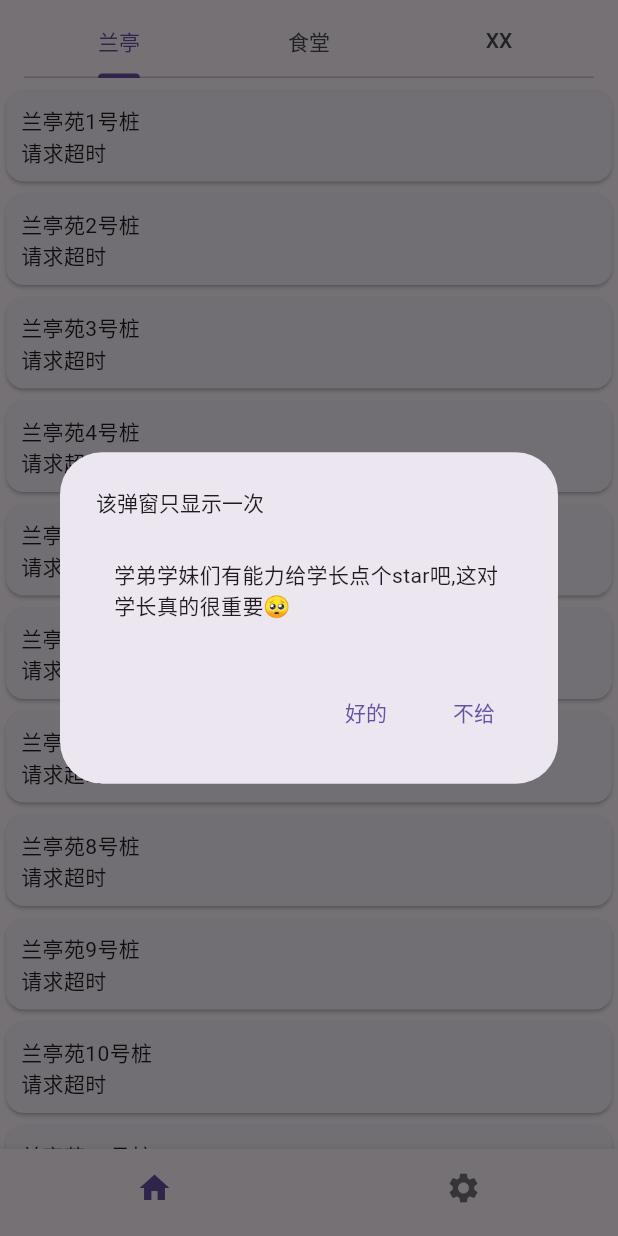
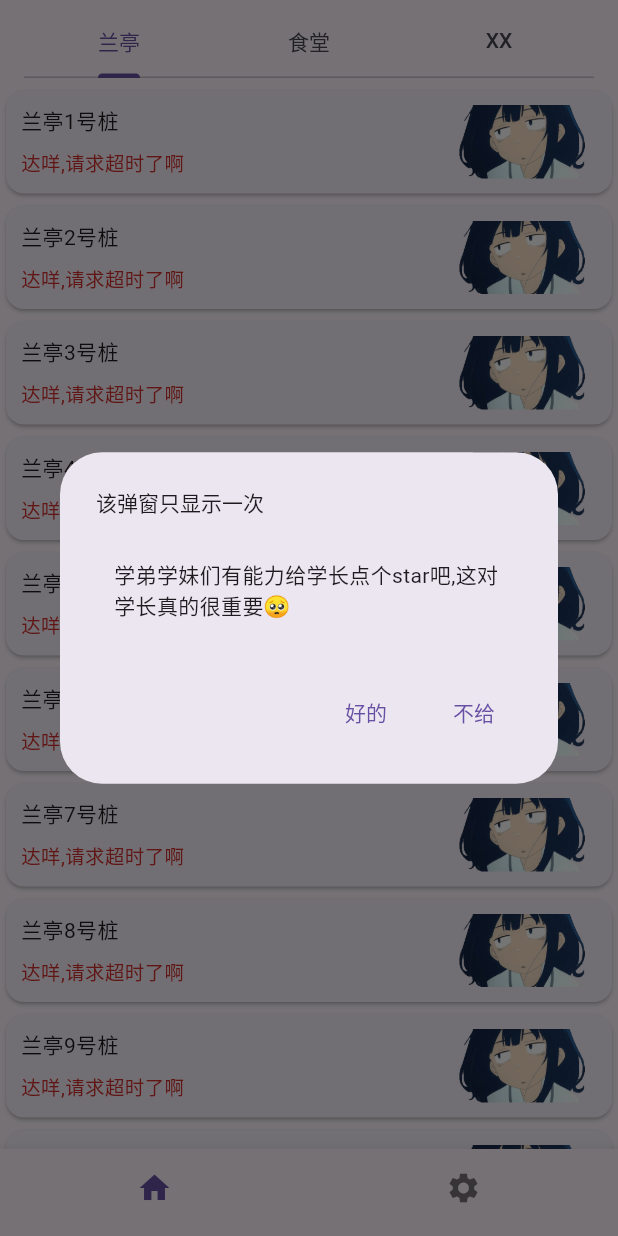
Before and after one commit to AprDeci/HNDchargestation, a Flutter app: the screen it shows after launch, on a phone screen of 412 x 824 dp. Run offline on Flutter 3.47's test engine with Material 3 defaults, Android fonts, the phone set to English and light mode, and no system bars; our stand-ins replace dio, flutter_smart_dialog, get, hive, hive_flutter, simple_icons and 1 more; missing offline and left inert: aptabase_flutter; accounts and stored records are empty; network calls fail.

Commit message:
一些优化

```diff
--- a/lib/app/utils/Util.dart
+++ b/lib/app/utils/Util.dart
@@ -31,4 +31,8 @@ class Util{
               TextButton(onPressed: ()=>Get.back(), child: Text("不给"))
             ]));
   }
+
+  static Future checkUpdate(BuildContext context) async {
+
+  }
 }
--- a/lib/components/HomeListView.dart
+++ b/lib/components/HomeListView.dart
@@ -55,7 +55,7 @@ class HomeListView extends StatelessWidget{
               itemCount: controller.allstates.length,
               itemBuilder: (context, index) {
                 final state = controller.allstates[index + 1];
-                return stationcard(state!, "兰亭苑${index + 1}号桩");
+                return stationcard(state!, "${area.name}${index + 1}号桩");
               },
             ));
       }
--- a/lib/components/stationoverlook.dart
+++ b/lib/components/stationoverlook.dart
@@ -14,52 +14,103 @@ class stationcard extends StatelessWidget {
   @override
   Widget build(BuildContext context) {
     print(state);
-    if(!mapEquals(state, {"error": "请求超时"})){
     return Card(
       child: Padding(
-            padding: EdgeInsets.all(10),
-            child: Column(children: [
-              Row(
+        padding: const EdgeInsets.all(10),
+        child: mapEquals(state, {"error": "请求超时"})
+            ? _buildErrorLayout(context) // 错误状态布局
+            : _buildNormalLayout(context), // 正常状态布局
+      ),
+    );
+  }
+
+  Widget _buildNormalLayout(BuildContext context) {
+    return Column(
       children: [
-                  Text("${name}"),
-                  Spacer(),
+        _buildHeader(name),
+        _buildNumberGrid(context),
+      ],
+    );
+  }
+
+  Widget _buildErrorLayout(BuildContext context) {
+    return IntrinsicHeight(
+      child: Row(
+        crossAxisAlignment: CrossAxisAlignment.stretch,
+        children: [
+          Expanded(
+            child: Column(
+              crossAxisAlignment: CrossAxisAlignment.start,
+              mainAxisSize: MainAxisSize.min,
+              children: [
+                _buildHeader(name),
+                const SizedBox(height: 8),
+                Text(
+                  "达咩,请求超时了啊",
+                  style: TextStyle(
+                    color: Colors.red.shade700,
+                    fontSize: 13,
+                  ),
+                ),
               ],
             ),
-              Row(
-                children: List.generate(10, (index) {
+          ),
+          Container(
+            width: 100, // 图片区域宽度
+            margin: const EdgeInsets.only(left: 10),
+            decoration: BoxDecoration(
+              image: const DecorationImage(
+                image: AssetImage('assets/Bawunai.gif'), // 替换你的图片路径
+                fit: BoxFit.cover,
+              ),
+              borderRadius: BorderRadius.circular(4),
+            ),
+          ),
+        ],
+      ),
+    );
+  }
+
+
+// 头部组件
+  Widget _buildHeader(String name) {
+    return Row(
+      children: [
+        Text(name),
+        const Spacer(),
+      ],
+    );
+  }
+
+  Widget _buildNumberGrid(context) {
+    final screenWidth = MediaQuery.of(context).size.width;
+    final itemSize = (screenWidth - 20 * 2 - 5 * 18) / 10;
+    return Row(
+      children: List.generate(10, (index) => _buildNumberCell(index,itemSize)),
+    );
+  }
+
+  Widget _buildNumberCell(int index,double size) {
     return Container(
-                    child: Center(
-                      child: Text(index.toString()),
-                    ),
-                    margin: EdgeInsets.all(5),
-                    width: 25,
-                    height: 25,
-                    // 根据testdata.data对应num的state来判断颜色,1为绿,2为红
+      margin: const EdgeInsets.all(5),
+      width: size,
+      height: size,
       decoration: BoxDecoration(
-                      color: state["data"]?[index]["state"] == 1
-                          ? Color(0xFF17969F)
-                          : Color(0xFFE891A1),
+        color: _getCellColor(index),
         borderRadius: BorderRadius.circular(5),
         border: Border.all(color: Colors.black, width: 0.5),
       ),
+      child: Center(child: Text(index.toString())),
     );
   }
-                ),
-              ),
-            ])));}else{
-      return Card(child: Padding(padding: EdgeInsets.all(10),child:Column(
-        children: [
-          Row(
-            children: [
-                Text("${name}"),
-                Spacer(),
-            ]
-          ),
-          Row(children: [
-            Text("${state["error"]}"),
-          ])
-        ],
-      ) ,));
-    };
+
+
+// 获取单元格颜色
+  Color _getCellColor(int index) {
+    final cellState = state["data"]?[index]["state"];
+    return cellState == 1
+        ? const Color(0xFF17969F)
+        : const Color(0xFFE891A1);
   }
+
 }
--- a/lib/controller/Settingpagecontroller.dart
+++ b/lib/controller/Settingpagecontroller.dart
@@ -60,7 +60,7 @@ class settingpagecontroller extends GetxController{
         Text("学弟学妹们有能力给学长点个star吧,这对学长真的很重要🥺",style: TextStyle(fontSize: 14),),
         ))),
         actions: [
-        TextButton(onPressed: ()=>Util.LlaunchUrl(Util.url_responsity), child: Text("好的")),
+        TextButton(onPressed: (){Util.LlaunchUrl(Util.url_responsity);Get.back();}, child: Text("好的")),
         TextButton(onPressed: ()=>Get.back(), child: Text("不给"))
         ]));
       });
--- a/lib/main.dart
+++ b/lib/main.dart
@@ -27,6 +27,8 @@ void main() async{
   WidgetsFlutterBinding.ensureInitialized();
   await Aptabase.init("A-US-4114330648");
 
+  Aptabase.instance.trackEvent("启动应用");
+
   runApp(GetMaterialApp(
       home: navigatorpage(),
       defaultTransition: Transition.fade,
--- a/pubspec.yaml
+++ b/pubspec.yaml
@@ -75,6 +75,7 @@ flutter:
   uses-material-design: true
   assets:
     - assets/love.jpg
+    - assets/Bawunai.gif
 
   # To add assets to your application, add an assets section, like this:
   # assets:
```
Also changed, not shown: lib/page/SettingsPage.dart (+5 -2 lines), assets/Bawunai.gif (added). Lines whose indentation alone changed are shown as unchanged.
